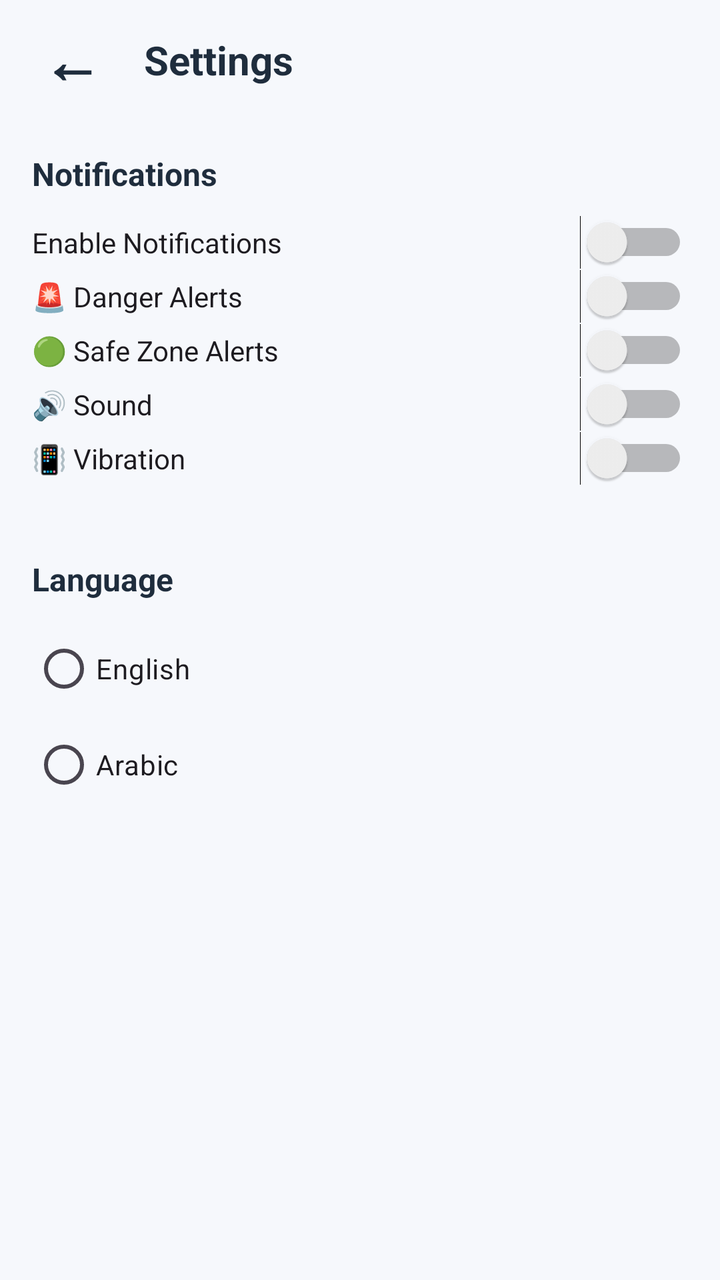
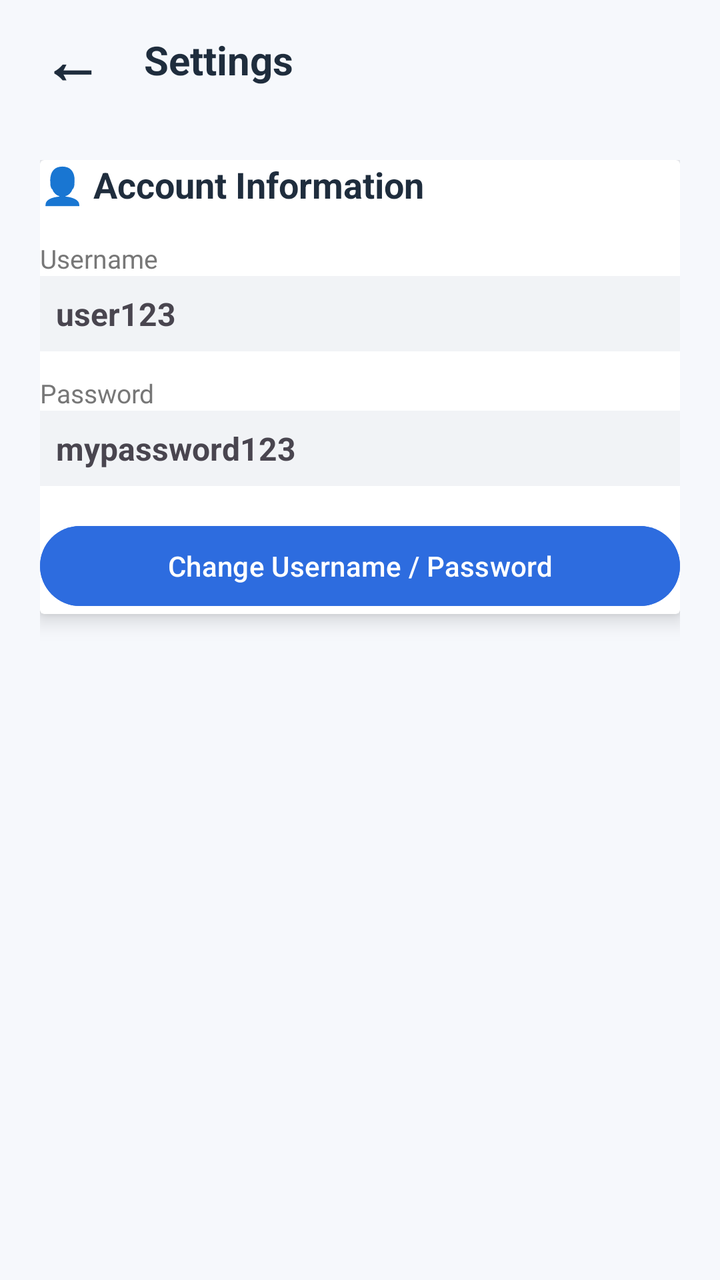

Two renders of the same Android screen: before a commit and after it. Below are the layout's source before the change and the commit's diff.
<!-- AndroidManifest.xml: application theme Theme.Crises -->
<!-- res/layout/activity_settings.xml -->
<?xml version="1.0" encoding="utf-8"?>
<RelativeLayout xmlns:android="http://schemas.android.com/apk/res/android"
    android:layout_width="match_parent"
    android:layout_height="match_parent"
    android:background="#F6F8FC">

    <LinearLayout
        android:id="@+id/header"
        android:layout_width="match_parent"
        android:layout_height="60dp"
        android:orientation="horizontal"
        android:gravity="center_vertical"
        android:padding="12dp"
        android:background="#F6F8FC">

        <TextView
            android:id="@+id/backBtn"
            android:layout_width="48dp"
            android:layout_height="48dp"
            android:text="←"
            android:textSize="30sp"
            android:textStyle="bold"
            android:textColor="#1F2D3D"
            android:gravity="center"
            android:background="?android:attr/selectableItemBackgroundBorderless"/>

        <TextView
            android:layout_width="wrap_content"
            android:layout_height="wrap_content"
            android:text="Settings"
            android:textSize="20sp"
            android:textStyle="bold"
            android:textColor="#1F2D3D"
            android:layout_marginStart="12dp"/>
    </LinearLayout>


    <ScrollView
        android:layout_width="match_parent"
        android:layout_height="match_parent"
        android:layout_below="@id/header">

        <LinearLayout
            android:layout_width="match_parent"
            android:layout_height="wrap_content"
            android:orientation="vertical"
            android:padding="16dp">
            <TextView
                android:layout_width="wrap_content"
                android:layout_height="wrap_content"
                android:text="Notifications"
                android:textStyle="bold"
                android:textSize="16sp"
                android:textColor="#1F2D3D"
                android:layout_marginBottom="10dp"/>

            <Switch
                android:id="@+id/switch_notifications"
                android:layout_width="match_parent"
                android:layout_height="wrap_content"
                android:text="Enable Notifications"/>

            <Switch
                android:id="@+id/switch_danger"
                android:layout_width="match_parent"
                android:layout_height="wrap_content"
                android:text="🚨 Danger Alerts"/>

            <Switch
                android:id="@+id/switch_safe"
                android:layout_width="match_parent"
                android:layout_height="wrap_content"
                android:text="🟢 Safe Zone Alerts"/>

            <Switch
                android:id="@+id/switch_sound"
                android:layout_width="match_parent"
                android:layout_height="wrap_content"
                android:text="🔊 Sound"/>

            <Switch
                android:id="@+id/switch_vibration"
                android:layout_width="match_parent"
                android:layout_height="wrap_content"
                android:text="📳 Vibration"/>

            <View
                android:layout_width="match_parent"
                android:layout_height="20dp"/>

            <TextView
                android:layout_width="wrap_content"
                android:layout_height="wrap_content"
                android:text="Language"
                android:textStyle="bold"
                android:textSize="16sp"
                android:textColor="#1F2D3D"
                android:layout_marginTop="16dp"
                android:layout_marginBottom="10dp"/>

            <RadioGroup
                android:id="@+id/language_group"
                android:layout_width="match_parent"
                android:layout_height="wrap_content">

                <RadioButton
                    android:id="@+id/lang_en"
                    android:layout_width="wrap_content"
                    android:layout_height="wrap_content"
                    android:text="English"/>

                <RadioButton
                    android:id="@+id/lang_ar"
                    android:layout_width="wrap_content"
                    android:layout_height="wrap_content"
                    android:text="Arabic"/>
            </RadioGroup>

        </LinearLayout>
    </ScrollView>

</RelativeLayout>
<!-- resources referenced by this layout -->
<resources>
  <style name="Theme.Crises" parent="Base.Theme.Crises" />
  <style name="Base.Theme.Crises" parent="Theme.Material3.DayNight.NoActionBar">
  
      </style>
</resources>

<!-- the commit's change to res/layout/activity_settings.xml (unified diff, before → after) -->
@@ -39,84 +39,89 @@
         android:layout_width="match_parent"
         android:layout_height="match_parent"
         android:layout_below="@id/header">
-
         <LinearLayout
+            xmlns:android="http://schemas.android.com/apk/res/android"
+            xmlns:app="http://schemas.android.com/apk/res-auto"
             android:layout_width="match_parent"
             android:layout_height="wrap_content"
             android:orientation="vertical"
-            android:padding="16dp">
-            <TextView
-                android:layout_width="wrap_content"
-                android:layout_height="wrap_content"
-                android:text="Notifications"
-                android:textStyle="bold"
-                android:textSize="16sp"
-                android:textColor="#1F2D3D"
-                android:layout_marginBottom="10dp"/>
+            android:padding="20dp">
 
-            <Switch
-                android:id="@+id/switch_notifications"
+            
+            <androidx.cardview.widget.CardView
                 android:layout_width="match_parent"
                 android:layout_height="wrap_content"
-                android:text="Enable Notifications"/>
+                android:radius="16dp"
+                app:cardElevation="6dp"
+                android:padding="16dp"
+                android:layout_marginBottom="16dp">
 
-            <Switch
-                android:id="@+id/switch_danger"
-                android:layout_width="match_parent"
-                android:layout_height="wrap_content"
-                android:text="🚨 Danger Alerts"/>
+                <LinearLayout
+                    android:layout_width="match_parent"
+                    android:layout_height="wrap_content"
+                    android:orientation="vertical">
 
-            <Switch
-                android:id="@+id/switch_safe"
-                android:layout_width="match_parent"
-                android:layout_height="wrap_content"
-                android:text="🟢 Safe Zone Alerts"/>
+                    <TextView
+                        android:layout_width="wrap_content"
+                        android:layout_height="wrap_content"
+                        android:text="👤 Account Information"
+                        android:textSize="18sp"
+                        android:textStyle="bold"
+                        android:textColor="#1F2D3D"
+                        android:layout_marginBottom="16dp"/>
 
-            <Switch
-                android:id="@+id/switch_sound"
-                android:layout_width="match_parent"
-                android:layout_height="wrap_content"
-                android:text="🔊 Sound"/>
+                    
+                    <TextView
+                        android:layout_width="wrap_content"
+                        android:layout_height="wrap_content"
+                        android:text="Username"
+                        android:textSize="13sp"
+                        android:textColor="#777"/>
 
-            <Switch
-                android:id="@+id/switch_vibration"
-                android:layout_width="match_parent"
-                android:layout_height="wrap_content"
-                android:text="📳 Vibration"/>
+                    <TextView
+                        android:id="@+id/tvUsername"
+                        android:layout_width="match_parent"
+                        android:layout_height="wrap_content"
+                        android:text="user123"
+                        android:textSize="16sp"
+                        android:textStyle="bold"
+                        android:padding="8dp"
+                        android:background="#F1F3F6"
+                        android:layout_marginBottom="12dp"/>
 
-            <View
-                android:layout_width="match_parent"
-                android:layout_height="20dp"/>
+                    
+                    <TextView
+                        android:layout_width="wrap_content"
+                        android:layout_height="wrap_content"
+                        android:text="Password"
+                        android:textSize="13sp"
+                        android:textColor="#777"/>
 
-            <TextView
-                android:layout_width="wrap_content"
-                android:layout_height="wrap_content"
-                android:text="Language"
-                android:textStyle="bold"
-                android:textSize="16sp"
-                android:textColor="#1F2D3D"
-                android:layout_marginTop="16dp"
-                android:layout_marginBottom="10dp"/>
+                    <TextView
+                        android:id="@+id/tvPassword"
+                        android:layout_width="match_parent"
+                        android:layout_height="wrap_content"
+                        android:text="mypassword123"
+                        android:textSize="16sp"
+                        android:textStyle="bold"
+                        android:padding="8dp"
+                        android:background="#F1F3F6"
+                        android:layout_marginBottom="16dp"/>
 
-            <RadioGroup
-                android:id="@+id/language_group"
-                android:layout_width="match_parent"
-                android:layout_height="wrap_content">
+                    
+                    <Button
+                        android:id="@+id/btnChange"
+                        android:layout_width="match_parent"
+                        android:layout_height="48dp"
+                        android:text="Change Username / Password"
+                        android:backgroundTint="#2D6CDF"
+                        android:textColor="#FFFFFF"/>
+                </LinearLayout>
 
-                <RadioButton
-                    android:id="@+id/lang_en"
-                    android:layout_width="wrap_content"
-                    android:layout_height="wrap_content"
-                    android:text="English"/>
-
-                <RadioButton
-                    android:id="@+id/lang_ar"
-                    android:layout_width="wrap_content"
-                    android:layout_height="wrap_content"
-                    android:text="Arabic"/>
-            </RadioGroup>
+            </androidx.cardview.widget.CardView>
 
         </LinearLayout>
+
     </ScrollView>
 
 </RelativeLayout>
